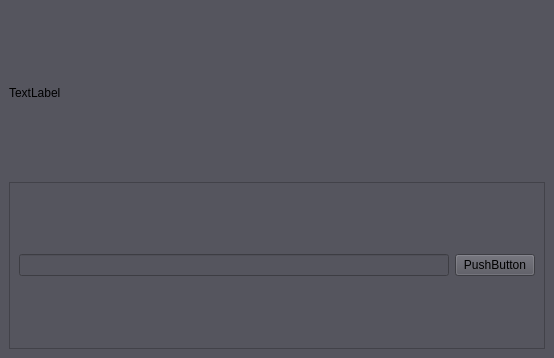
MrPapricot/Maps, file qtInterface.ui: the form before one commit.
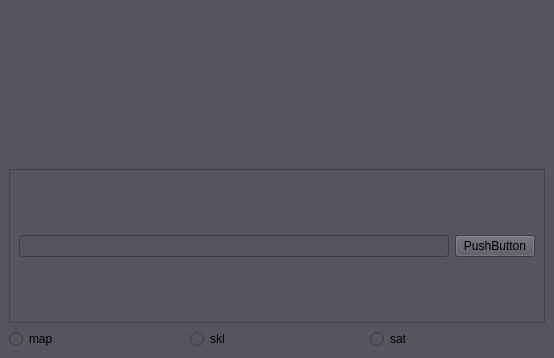
The form after the commit.

What changed in the file:
```diff
--- a/qtInterface.ui
+++ b/qtInterface.ui
@@ -21,7 +21,7 @@
     <item>
      <widget class="QLabel" name="label">
       <property name="text">
-       <string>TextLabel</string>
+       <string/>
       </property>
      </widget>
     </item>
@@ -47,6 +47,31 @@
       </layout>
      </widget>
     </item>
+    <item>
+     <layout class="QHBoxLayout" name="horizontalLayout_2">
+      <item>
+       <widget class="QRadioButton" name="map">
+        <property name="text">
+         <string>map</string>
+        </property>
+       </widget>
+      </item>
+      <item>
+       <widget class="QRadioButton" name="skl">
+        <property name="text">
+         <string>skl</string>
+        </property>
+       </widget>
+      </item>
+      <item>
+       <widget class="QRadioButton" name="sat">
+        <property name="text">
+         <string>sat</string>
+        </property>
+       </widget>
+      </item>
+     </layout>
+    </item>
    </layout>
   </widget>
  </widget>
```
